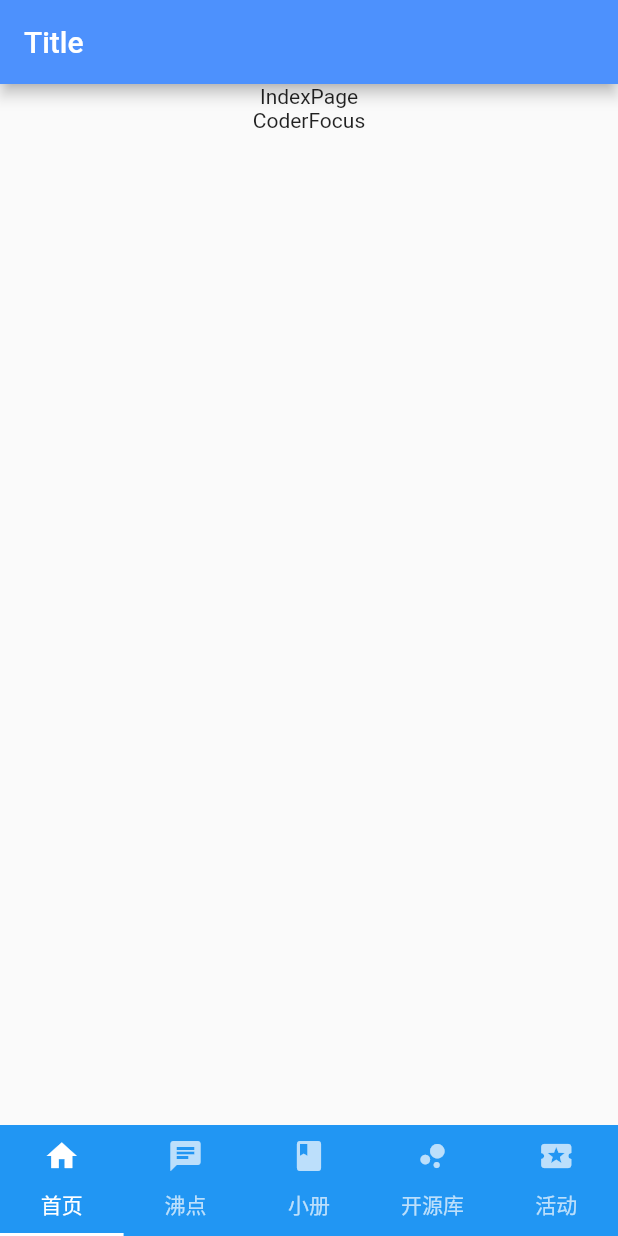
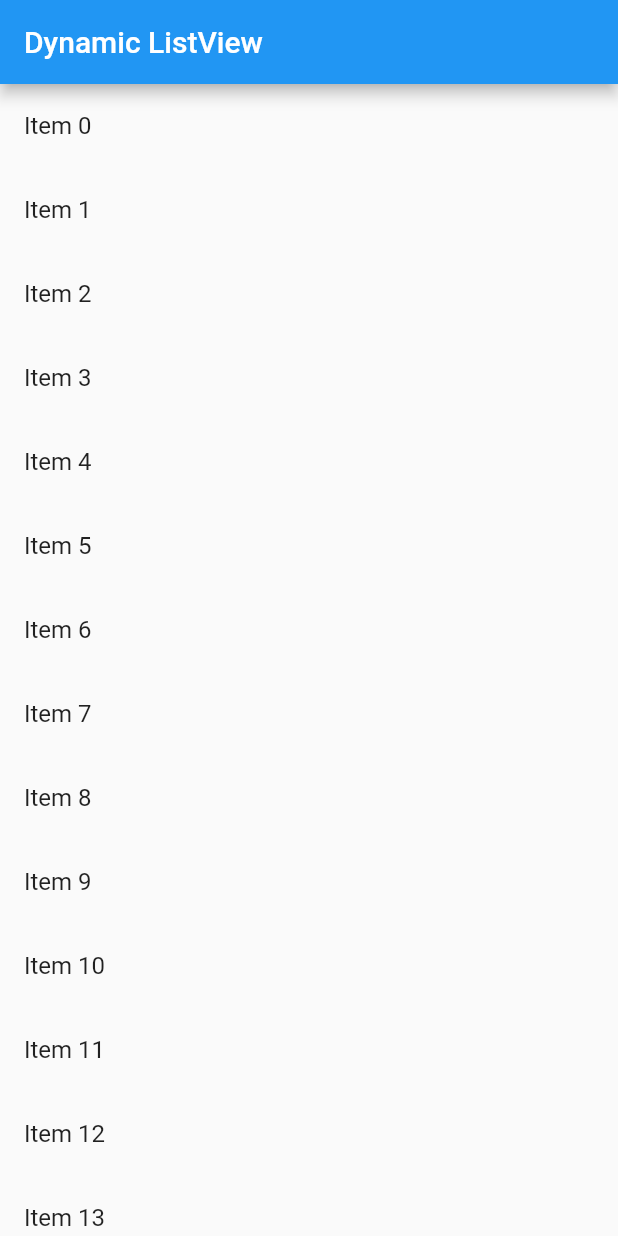
Before and after one commit to tanweiapp/Flutter_app, a Flutter app: the screen it shows after launch, on a phone screen of 412 x 824 dp. Run offline on Flutter 3.47's test engine with Material 2 defaults, Android fonts, the phone set to English and light mode, and no system bars.

Commit message:
Dynamic ListView

```diff
--- /dev/null
+++ b/my_flutter/lib/DynamicListView.dart
@@ -0,0 +1,27 @@
+import 'package:flutter/material.dart';
+
+class DynamicListView extends StatelessWidget{
+
+  final List<String> items;
+  DynamicListView({Key key, @required this.items}):super(key:key);
+
+  @override
+  Widget build(BuildContext context){
+    return MaterialApp(
+      title: 'Dynamic ListView',
+      home: Scaffold(
+        appBar: AppBar(
+          title: Text('Dynamic ListView'),
+        ),
+        body: new ListView.builder(
+          itemCount: items.length,
+          itemBuilder: (context,index){
+            return new ListTile(
+              title: new Text('${items[index]}'),
+            );
+          },
+        ),
+      ),
+    );
+  }
+}
--- a/my_flutter/lib/flutter_juejin/pages/ActivityPage.dart
+++ b/my_flutter/lib/flutter_juejin/pages/ActivityPage.dart
@@ -3,10 +3,6 @@
 class ActivityPage extends StatefulWidget{
   _ActivityPageState createState() => _ActivityPageState();
 }
-
-
-
-
 
 class _ActivityPageState extends State<ActivityPage>{
   Widget build(BuildContext context){
--- a/my_flutter/lib/flutter_juejin/pages/IndexPage.dart
+++ b/my_flutter/lib/flutter_juejin/pages/IndexPage.dart
@@ -24,7 +24,6 @@ getList(bool isLoadMore){
     getList(false);
   }
 
-
    @override
   Widget build(BuildContext context){
     return Column(
--- a/my_flutter/lib/main.dart
+++ b/my_flutter/lib/main.dart
@@ -3,6 +3,7 @@ import 'DoubanTheatersWidget.dart';
 import 'DetailPage.dart';
 import 'StudyFirst.dart';
 import './flutter_juejin/MyApp.dart';
+import './DynamicListView.dart';
 
 // void main() {
 //   runApp(DoubanTheatersWidget());
@@ -19,7 +20,13 @@ import './flutter_juejin/MyApp.dart';
 //     )
 //   );
 // }
-void main() => runApp(MyApp());
+// void main() => runApp(MyApp());
+void main() => runApp(DynamicListView(
+  items: new List<String>.generate(1000, (i)=>"Item $i")
+  // items:new List<String>.generate(10000, (i)=>"Item $i")
+));
+
+
 
 // class MyApp extends StatelessWidget{
 //   _incrementCounter(){
```
